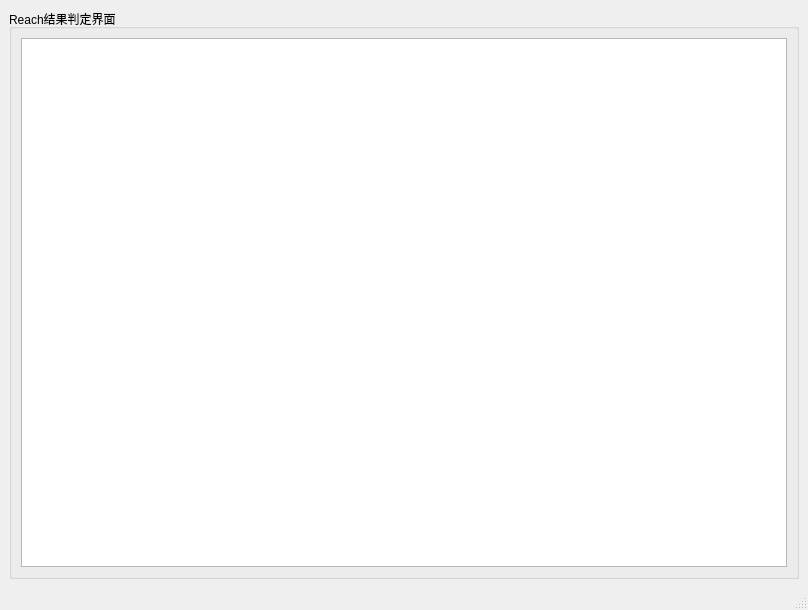
First picture: the form in Operate/GUI/Table_Ui.ui, repository chen-huai/work, before the edit.
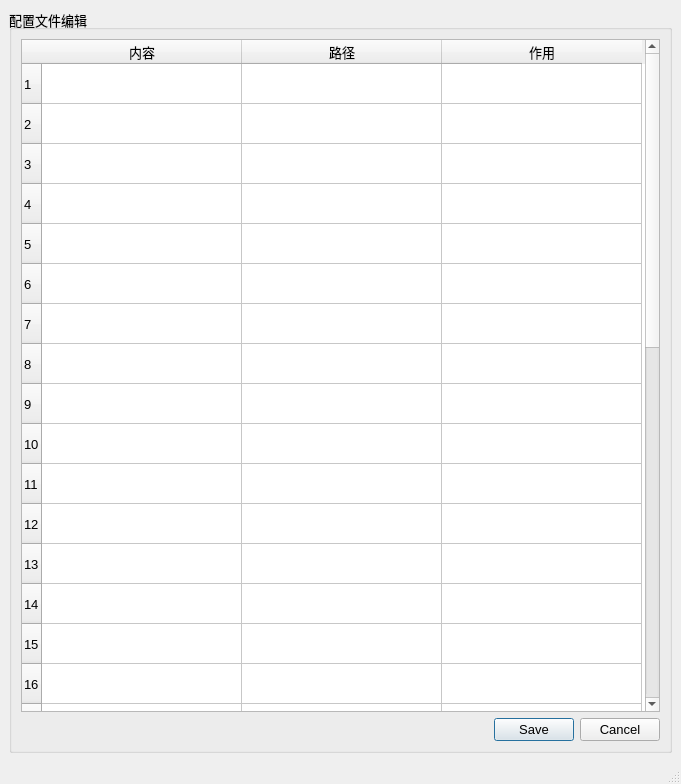
Second picture: the form after the edit. Icons and pictures are not drawn.

Commit message: 添加config配置table，以便修改路径

```diff
--- a/Operate/GUI/Table_Ui.ui
+++ b/Operate/GUI/Table_Ui.ui
@@ -6,8 +6,8 @@
    <rect>
     <x>0</x>
     <y>0</y>
-    <width>808</width>
-    <height>610</height>
+    <width>681</width>
+    <height>784</height>
    </rect>
   </property>
   <property name="windowTitle">
@@ -24,14 +24,433 @@
    <layout class="QHBoxLayout" name="horizontalLayout">
     <item>
      <widget class="QGroupBox" name="groupBox">
+      <property name="font">
+       <font>
+        <pointsize>10</pointsize>
+       </font>
+      </property>
       <property name="title">
-       <string>Reach结果判定界面</string>
+       <string>配置文件编辑</string>
       </property>
       <layout class="QGridLayout" name="gridLayout">
        <item row="0" column="0">
         <widget class="QTableWidget" name="tableWidget">
+         <property name="minimumSize">
+          <size>
+           <width>100</width>
+           <height>100</height>
+          </size>
+         </property>
          <property name="statusTip">
-          <string>Reach物质信息</string>
+          <string>配置文件信息</string>
+         </property>
+         <property name="autoFillBackground">
+          <bool>false</bool>
+         </property>
+         <property name="lineWidth">
+          <number>1</number>
+         </property>
+         <attribute name="horizontalHeaderDefaultSectionSize">
+          <number>200</number>
+         </attribute>
+         <attribute name="horizontalHeaderMinimumSectionSize">
+          <number>100</number>
+         </attribute>
+         <attribute name="verticalHeaderDefaultSectionSize">
+          <number>40</number>
+         </attribute>
+         <attribute name="verticalHeaderMinimumSectionSize">
+          <number>25</number>
+         </attribute>
+         <row>
+          <property name="text">
+           <string>1</string>
+          </property>
+         </row>
+         <row>
+          <property name="text">
+           <string>2</string>
+          </property>
+         </row>
+         <row>
+          <property name="text">
+           <string>3</string>
+          </property>
+         </row>
+         <row>
+          <property name="text">
+           <string>4</string>
+          </property>
+         </row>
+         <row>
+          <property name="text">
+           <string>5</string>
+          </property>
+         </row>
+         <row>
+          <property name="text">
+           <string>6</string>
+          </property>
+         </row>
+         <row>
+          <property name="text">
+           <string>7</string>
+          </property>
+         </row>
+         <row>
+          <property name="text">
+           <string>8</string>
+          </property>
+         </row>
+         <row>
+          <property name="text">
+           <string>9</string>
+          </property>
+         </row>
+         <row>
+          <property name="text">
+           <string>10</string>
+          </property>
+         </row>
+         <row>
+          <property name="text">
+           <string>11</string>
+          </property>
+         </row>
+         <row>
+          <property name="text">
+           <string>12</string>
+          </property>
+         </row>
+         <row>
+          <property name="text">
+           <string>13</string>
+          </property>
+         </row>
+         <row>
+          <property name="text">
+           <string>14</string>
+          </property>
+         </row>
+         <row>
+          <property name="text">
+           <string>15</string>
+          </property>
+         </row>
+         <row>
+          <property name="text">
+           <string>16</string>
+          </property>
+         </row>
+         <row>
+          <property name="text">
+           <string>17</string>
+          </property>
+         </row>
+         <row>
+          <property name="text">
+           <string>18</string>
+          </property>
+         </row>
+         <row>
+          <property name="text">
+           <string>19</string>
+          </property>
+         </row>
+         <row>
+          <property name="text">
+           <string>20</string>
+          </property>
+         </row>
+         <row>
+          <property name="text">
+           <string>21</string>
+          </property>
+         </row>
+         <row>
+          <property name="text">
+           <string>22</string>
+          </property>
+         </row>
+         <row>
+          <property name="text">
+           <string>23</string>
+          </property>
+         </row>
+         <row>
+          <property name="text">
+           <string>24</string>
+          </property>
+         </row>
+         <row>
+          <property name="text">
+           <string>25</string>
+          </property>
+         </row>
+         <row>
+          <property name="text">
+           <string>26</string>
+          </property>
+         </row>
+         <row>
+          <property name="text">
+           <string>27</string>
+          </property>
+         </row>
+         <row>
+          <property name="text">
+           <string>28</string>
+          </property>
+         </row>
+         <row>
+          <property name="text">
+           <string>29</string>
+          </property>
+         </row>
+         <row>
+          <property name="text">
+           <string>30</string>
+          </property>
+         </row>
+         <row>
+          <property name="text">
+           <string>31</string>
+          </property>
+         </row>
+         <row>
+          <property name="text">
+           <string>32</string>
+          </property>
+         </row>
+         <row>
+          <property name="text">
+           <string>33</string>
+          </property>
+         </row>
+         <row>
+          <property name="text">
+           <string>34</string>
+          </property>
+         </row>
+         <row>
+          <property name="text">
+           <string>36</string>
+          </property>
+         </row>
+         <column>
+          <property name="text">
+           <string>内容</string>
+          </property>
+         </column>
+         <column>
+          <property name="text">
+           <string>路径</string>
+          </property>
+         </column>
+         <column>
+          <property name="text">
+           <string>作用</string>
+          </property>
+         </column>
+         <item row="0" column="0">
+          <property name="text">
+           <string/>
+          </property>
+          <property name="flags">
+           <set>ItemIsSelectable|ItemIsUserCheckable|ItemIsEnabled</set>
+          </property>
+         </item>
+         <item row="1" column="0">
+          <property name="text">
+           <string/>
+          </property>
+          <property name="flags">
+           <set>ItemIsSelectable|ItemIsUserCheckable|ItemIsEnabled</set>
+          </property>
+         </item>
+         <item row="2" column="0">
+          <property name="text">
+           <string/>
+          </property>
+          <property name="flags">
+           <set>ItemIsSelectable|ItemIsUserCheckable|ItemIsEnabled</set>
+          </property>
+         </item>
+         <item row="3" column="0">
+          <property name="text">
+           <string/>
+          </property>
+          <property name="flags">
+           <set>ItemIsSelectable|ItemIsUserCheckable|ItemIsEnabled</set>
+          </property>
+         </item>
+         <item row="4" column="0">
+          <property name="text">
+           <string/>
+          </property>
+          <property name="flags">
+           <set>ItemIsSelectable|ItemIsUserCheckable|ItemIsEnabled</set>
+          </property>
+         </item>
+         <item row="5" column="0">
+          <property name="text">
+           <string/>
+          </property>
+          <property name="flags">
+           <set>ItemIsSelectable|ItemIsUserCheckable|ItemIsEnabled</set>
+          </property>
+         </item>
+         <item row="6" column="0">
+          <property name="flags">
+           <set>ItemIsSelectable|ItemIsUserCheckable|ItemIsEnabled</set>
+          </property>
+         </item>
+         <item row="7" column="0">
+          <property name="flags">
+           <set>ItemIsSelectable|ItemIsUserCheckable|ItemIsEnabled</set>
+          </property>
+         </item>
+         <item row="8" column="0">
+          <property name="flags">
+           <set>ItemIsSelectable|ItemIsUserCheckable|ItemIsEnabled</set>
+          </property>
+         </item>
+         <item row="9" column="0">
+          <property name="flags">
+           <set>ItemIsSelectable|ItemIsUserCheckable|ItemIsEnabled</set>
+          </property>
+         </item>
+         <item row="10" column="0">
+          <property name="flags">
+           <set>ItemIsSelectable|ItemIsUserCheckable|ItemIsEnabled</set>
+          </property>
+         </item>
+         <item row="11" column="0">
+          <property name="flags">
+           <set>ItemIsSelectable|ItemIsUserCheckable|ItemIsEnabled</set>
+          </property>
+         </item>
+         <item row="12" column="0">
+          <property name="flags">
+           <set>ItemIsSelectable|ItemIsUserCheckable|ItemIsEnabled</set>
+          </property>
+         </item>
+         <item row="13" column="0">
+          <property name="flags">
+           <set>ItemIsSelectable|ItemIsUserCheckable|ItemIsEnabled</set>
+          </property>
+         </item>
+         <item row="14" column="0">
+          <property name="flags">
+           <set>ItemIsSelectable|ItemIsUserCheckable|ItemIsEnabled</set>
+          </property>
+         </item>
+         <item row="15" column="0">
+          <property name="flags">
+           <set>ItemIsSelectable|ItemIsUserCheckable|ItemIsEnabled</set>
+          </property>
+         </item>
+         <item row="16" column="0">
+          <property name="flags">
+           <set>ItemIsSelectable|ItemIsUserCheckable|ItemIsEnabled</set>
+          </property>
+         </item>
+         <item row="17" column="0">
+          <property name="flags">
+           <set>ItemIsSelectable|ItemIsUserCheckable|ItemIsEnabled</set>
+          </property>
+         </item>
+         <item row="18" column="0">
+          <property name="flags">
+           <set>ItemIsSelectable|ItemIsUserCheckable|ItemIsEnabled</set>
+          </property>
+         </item>
+         <item row="19" column="0">
+          <property name="flags">
+           <set>ItemIsSelectable|ItemIsUserCheckable|ItemIsEnabled</set>
+          </property>
+         </item>
+         <item row="20" column="0">
+          <property name="flags">
+           <set>ItemIsSelectable|ItemIsUserCheckable|ItemIsEnabled</set>
+          </property>
+         </item>
+         <item row="21" column="0">
+          <property name="flags">
+           <set>ItemIsSelectable|ItemIsUserCheckable|ItemIsEnabled</set>
+          </property>
+         </item>
+         <item row="22" column="0">
+          <property name="flags">
+           <set>ItemIsSelectable|ItemIsUserCheckable|ItemIsEnabled</set>
+          </property>
+         </item>
+         <item row="23" column="0">
+          <property name="flags">
+           <set>ItemIsSelectable|ItemIsUserCheckable|ItemIsEnabled</set>
+          </property>
+         </item>
+         <item row="24" column="0">
+          <property name="flags">
+           <set>ItemIsSelectable|ItemIsUserCheckable|ItemIsEnabled</set>
+          </property>
+         </item>
+         <item row="25" column="0">
+          <property name="flags">
+           <set>ItemIsSelectable|ItemIsUserCheckable|ItemIsEnabled</set>
+          </property>
+         </item>
+         <item row="26" column="0">
+          <property name="flags">
+           <set>ItemIsSelectable|ItemIsUserCheckable|ItemIsEnabled</set>
+          </property>
+         </item>
+         <item row="27" column="0">
+          <property name="flags">
+           <set>ItemIsSelectable|ItemIsUserCheckable|ItemIsEnabled</set>
+          </property>
+         </item>
+         <item row="28" column="0">
+          <property name="flags">
+           <set>ItemIsSelectable|ItemIsUserCheckable|ItemIsEnabled</set>
+          </property>
+         </item>
+         <item row="29" column="0">
+          <property name="flags">
+           <set>ItemIsSelectable|ItemIsUserCheckable|ItemIsEnabled</set>
+          </property>
+         </item>
+         <item row="30" column="0">
+          <property name="flags">
+           <set>ItemIsSelectable|ItemIsUserCheckable|ItemIsEnabled</set>
+          </property>
+         </item>
+         <item row="31" column="0">
+          <property name="flags">
+           <set>ItemIsSelectable|ItemIsUserCheckable|ItemIsEnabled</set>
+          </property>
+         </item>
+         <item row="32" column="0">
+          <property name="flags">
+           <set>ItemIsSelectable|ItemIsUserCheckable|ItemIsEnabled</set>
+          </property>
+         </item>
+         <item row="33" column="0">
+          <property name="flags">
+           <set>ItemIsSelectable|ItemIsUserCheckable|ItemIsEnabled</set>
+          </property>
+         </item>
+         <item row="34" column="0">
+          <property name="flags">
+           <set>ItemIsSelectable|ItemIsUserCheckable|ItemIsEnabled</set>
+          </property>
+         </item>
+        </widget>
+       </item>
+       <item row="1" column="0">
+        <widget class="QDialogButtonBox" name="buttonBox">
+         <property name="standardButtons">
+          <set>QDialogButtonBox::Cancel|QDialogButtonBox::Save</set>
          </property>
         </widget>
        </item>
```
Left out of the diff: 4 changed lines with no effect on the pictures. The commit also changes 2 other files.
